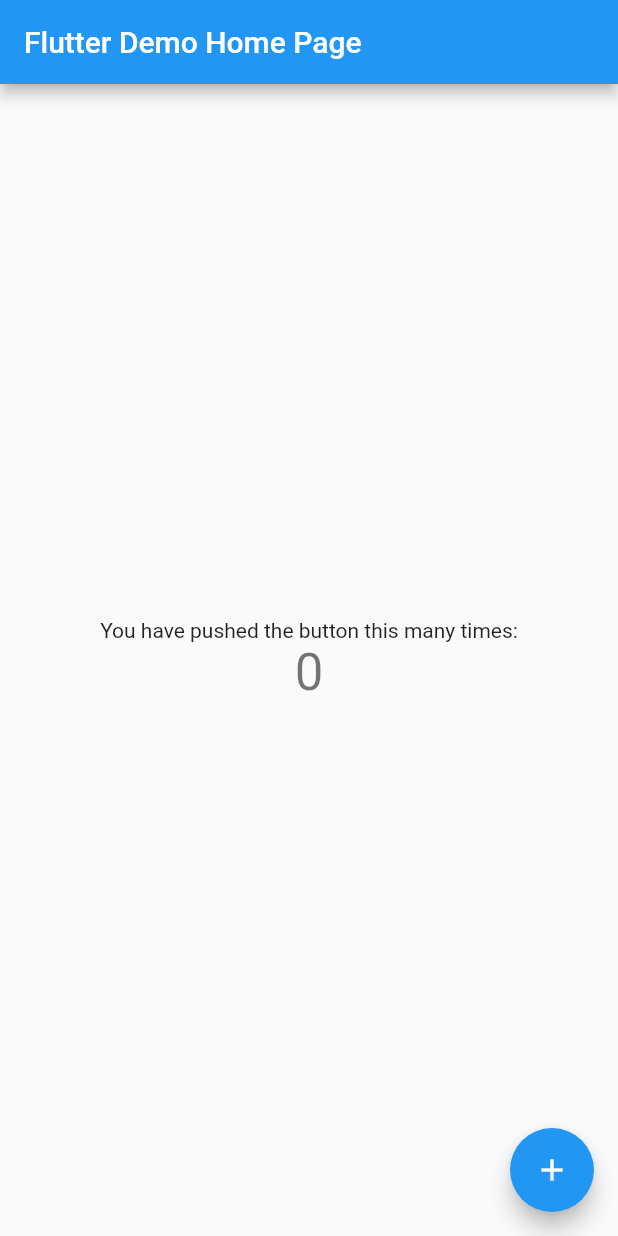
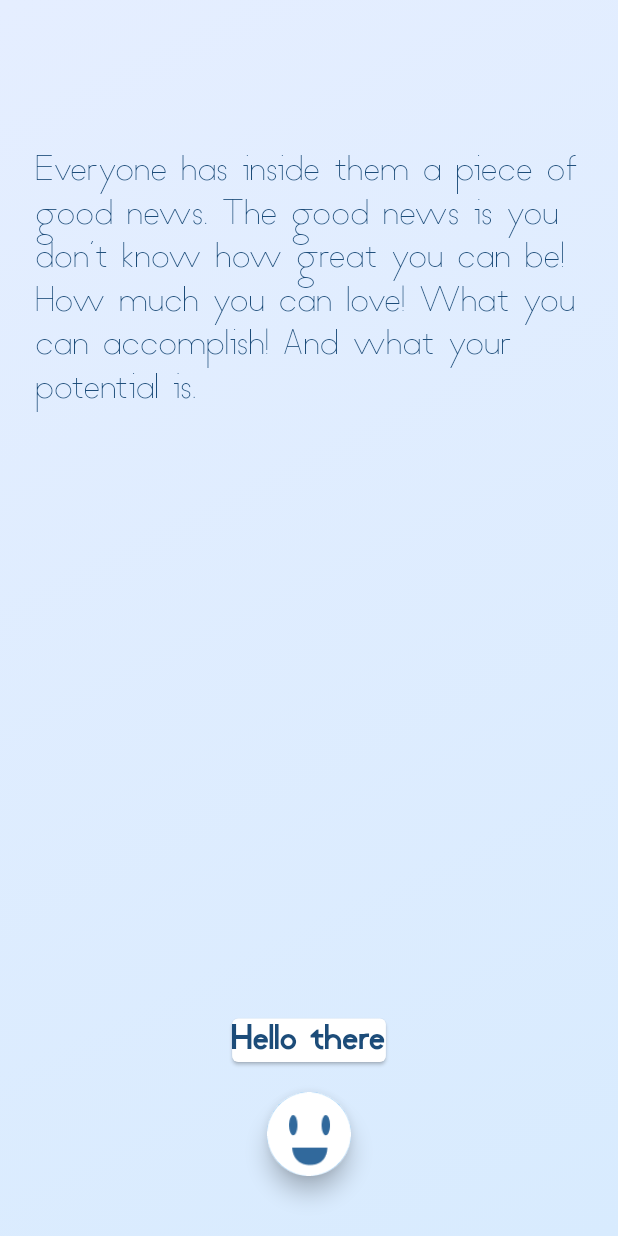
Before and after one commit to simonhull/Inspirate, a Flutter app: the screen it shows after launch, on a phone screen of 412 x 824 dp. Run offline on Flutter 3.47's test engine with Material 2 defaults, Android fonts, the phone set to English and light mode, and no system bars.

Commit message:
Updated fonts and made basic structure for screen

```diff
--- a/lib/main.dart
+++ b/lib/main.dart
@@ -1,111 +1,72 @@
 import 'package:flutter/material.dart';
+void main() {
+  runApp(App());
 
-void main() => runApp(MyApp());
+}
 
-class MyApp extends StatelessWidget {
-  // This widget is the root of your application.
+class App extends StatelessWidget {
+
   @override
   Widget build(BuildContext context) {
     return MaterialApp(
-      title: 'Flutter Demo',
-      theme: ThemeData(
-        // This is the theme of your application.
-        //
-        // Try running your application with "flutter run". You'll see the
-        // application has a blue toolbar. Then, without quitting the app, try
-        // changing the primarySwatch below to Colors.green and then invoke
-        // "hot reload" (press "r" in the console where you ran "flutter run",
-        // or simply save your changes to "hot reload" in a Flutter IDE).
-        // Notice that the counter didn't reset back to zero; the application
-        // is not restarted.
-        primarySwatch: Colors.blue,
+      title: 'Inspirate',
+      theme:ThemeData(fontFamily: 'koliko'),
+      home: Scaffold(
+        body: Container(
+          padding: EdgeInsets.only(top: 100.0, bottom: 40.0),
+          height: double.infinity,
+          width: double.infinity,
+          decoration: BoxDecoration(
+            gradient: LinearGradient(colors: [
+              HSLColor.fromAHSL(1.0, 219.0, 1.0, 0.95).toColor(),
+              HSLColor.fromAHSL(1.0, 209.0, 0.93, 0.92).toColor(),
+            ],
+              begin: Alignment.topLeft,
+              end: Alignment.bottomRight,
+              stops: [0, 1]
+            )
           ),
-      home: MyHomePage(title: 'Flutter Demo Home Page'),
-    );
-  }
-}
-
-class MyHomePage extends StatefulWidget {
-  MyHomePage({Key key, this.title}) : super(key: key);
-
-  // This widget is the home page of your application. It is stateful, meaning
-  // that it has a State object (defined below) that contains fields that affect
-  // how it looks.
-
-  // This class is the configuration for the state. It holds the values (in this
-  // case the title) provided by the parent (in this case the App widget) and
-  // used by the build method of the State. Fields in a Widget subclass are
-  // always marked "final".
-
-  final String title;
-
-  @override
-  _MyHomePageState createState() => _MyHomePageState();
-}
-
-class _MyHomePageState extends State<MyHomePage> {
-  int _counter = 0;
-
-  void _incrementCounter() {
-    setState(() {
-      // This call to setState tells the Flutter framework that something has
-      // changed in this State, which causes it to rerun the build method below
-      // so that the display can reflect the updated values. If we changed
-      // _counter without calling setState(), then the build method would not be
-      // called again, and so nothing would appear to happen.
-      _counter++;
-    });
-  }
-
-  @override
-  Widget build(BuildContext context) {
-    // This method is rerun every time setState is called, for instance as done
-    // by the _incrementCounter method above.
-    //
-    // The Flutter framework has been optimized to make rerunning build methods
-    // fast, so that you can just rebuild anything that needs updating rather
-    // than having to individually change instances of widgets.
-    return Scaffold(
-      appBar: AppBar(
-        // Here we take the value from the MyHomePage object that was created by
-        // the App.build method, and use it to set our appbar title.
-        title: Text(widget.title),
+          child: Column(
+            mainAxisSize: MainAxisSize.max,
+            mainAxisAlignment: MainAxisAlignment.spaceBetween,
+            children: <Widget>[
+              Padding(
+                padding: const EdgeInsets.symmetric(horizontal: 24.0),
+                child: Text(
+                  'Everyone has inside them a piece of good news. The good news is you don’t know how great you can be! How much you can love! What you can accomplish! And what your potential is. ',
+                  style:TextStyle(
+                    color: Color(0XFF1C4C79),
+                    fontWeight: FontWeight.w300,
+                    fontSize: 24.0,
+                    letterSpacing: 0.9,
                   ),
-      body: Center(
-        // Center is a layout widget. It takes a single child and positions it
-        // in the middle of the parent.
+                  ),
+              ),
+              Container(
                 child: Column(
-          // Column is also layout widget. It takes a list of children and
-          // arranges them vertically. By default, it sizes itself to fit its
-          // children horizontally, and tries to be as tall as its parent.
-          //
-          // Invoke "debug painting" (press "p" in the console, choose the
-          // "Toggle Debug Paint" action from the Flutter Inspector in Android
-          // Studio, or the "Toggle Debug Paint" command in Visual Studio Code)
-          // to see the wireframe for each widget.
-          //
-          // Column has various properties to control how it sizes itself and
-          // how it positions its children. Here we use mainAxisAlignment to
-          // center the children vertically; the main axis here is the vertical
-          // axis because Columns are vertical (the cross axis would be
-          // horizontal).
-          mainAxisAlignment: MainAxisAlignment.center,
-          children: <Widget>[
-            Text(
-              'You have pushed the button this many times:',
+                    children: [
+                      Padding(
+                        padding: const EdgeInsets.all(16.0),
+                        child: Card(
+                          child: Text(
+                            'Hello there',
+                            style: TextStyle(
+                              color:Color(0XFF1C4C79),
+                              fontSize: 24.0,
                             ),
-            Text(
-              '$_counter',
-              style: Theme.of(context).textTheme.display1,
+                          ),
+                        ),
+                      ),
+                      FloatingActionButton(
+                      child: Image.asset('assets/images/smile.png'),
+                      onPressed: (){},
+                  ),]
+                  ),
               ),
             ],
           ),
+        )
       ),
-      floatingActionButton: FloatingActionButton(
-        onPressed: _incrementCounter,
-        tooltip: 'Increment',
-        child: Icon(Icons.add),
-      ), // This trailing comma makes auto-formatting nicer for build methods.
-    );
+    ) ;
   }
 }
```
Also changed, not shown: pubspec.yaml (+10 -4 lines), assets/fonts/koliko/koliko-Light.ttf (added), assets/fonts/koliko/koliko-Regular.ttf (added), assets/images/smile.png (added), pubspec.lock. Lines whose indentation alone changed are shown as unchanged.
